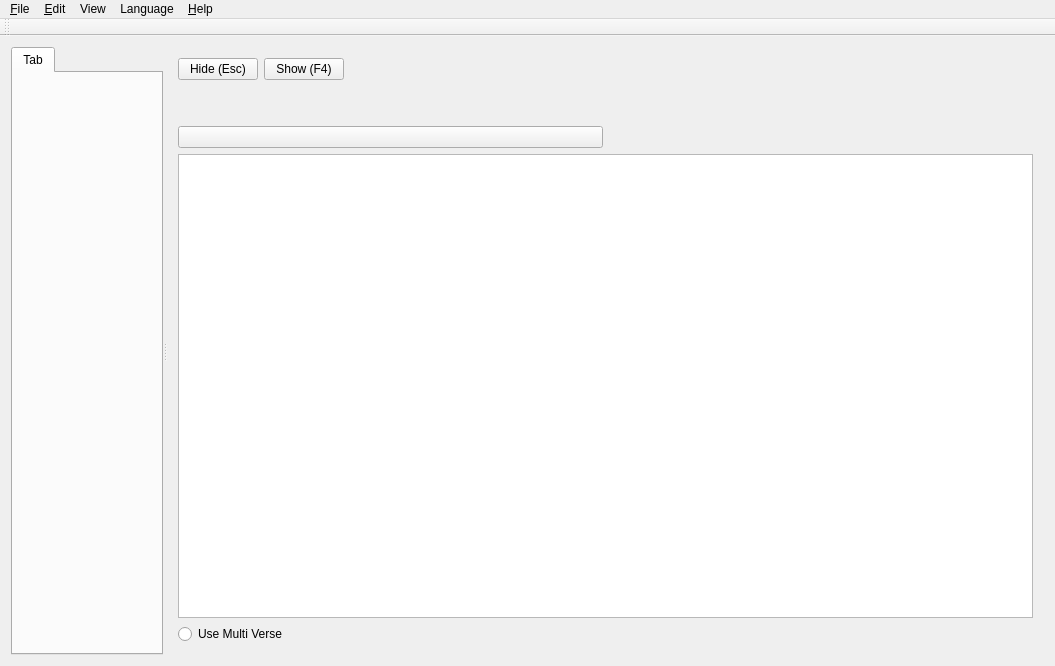
Qt form src/softprojector.ui (SoftProjector/src) before a commit.
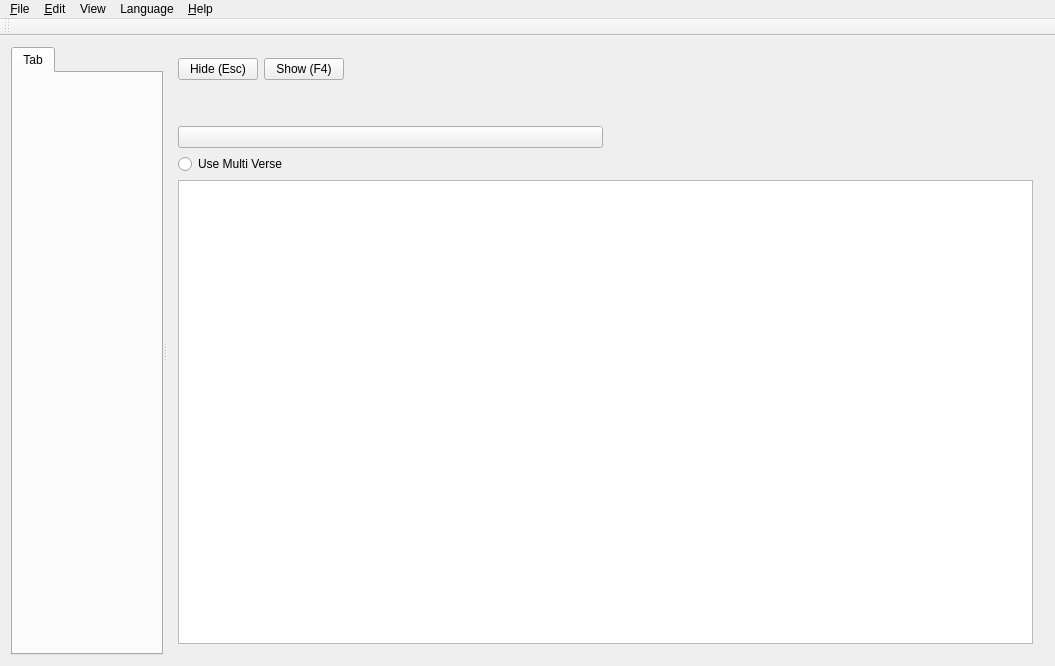
The same form after that commit. Icons and pictures are not drawn.

Diff of the .ui file:
```diff
--- a/src/softprojector.ui
+++ b/src/softprojector.ui
@@ -50,7 +50,7 @@
         <layout class="QGridLayout" name="gridLayout_2"/>
        </widget>
       </widget>
-      <widget class="QWidget" name="layoutWidget">
+      <widget class="QWidget" name="">
        <layout class="QVBoxLayout" name="verticalLayout_2">
         <item>
          <layout class="QHBoxLayout" name="horizontalLayout">
@@ -99,11 +99,25 @@
          </layout>
         </item>
         <item>
-         <widget class="QLabel" name="labelShow">
-          <property name="text">
-           <string/>
-          </property>
-         </widget>
+         <layout class="QHBoxLayout" name="horizontalLayout_2">
+          <item>
+           <widget class="QLabel" name="labelIcon">
+            <property name="sizePolicy">
+             <sizepolicy hsizetype="Fixed" vsizetype="Fixed">
+              <horstretch>0</horstretch>
+              <verstretch>0</verstretch>
+             </sizepolicy>
+            </property>
+           </widget>
+          </item>
+          <item>
+           <widget class="QLabel" name="labelShow">
+            <property name="text">
+             <string/>
+            </property>
+           </widget>
+          </item>
+         </layout>
         </item>
         <item>
          <widget class="QWidget" name="widgetPlayBackControls" native="true">
@@ -156,19 +170,6 @@
           </layout>
          </widget>
         </item>
-        <item>
-         <widget class="QListWidget" name="listShow">
-          <property name="sizePolicy">
-           <sizepolicy hsizetype="Expanding" vsizetype="MinimumExpanding">
-            <horstretch>0</horstretch>
-            <verstretch>0</verstretch>
-           </sizepolicy>
-          </property>
-          <property name="alternatingRowColors">
-           <bool>false</bool>
-          </property>
-         </widget>
-        </item>
         <item>
          <layout class="QHBoxLayout" name="horizontalLayout_3">
           <item>
@@ -193,6 +194,19 @@
           </item>
          </layout>
         </item>
+        <item>
+         <widget class="QListWidget" name="listShow">
+          <property name="sizePolicy">
+           <sizepolicy hsizetype="Expanding" vsizetype="MinimumExpanding">
+            <horstretch>0</horstretch>
+            <verstretch>0</verstretch>
+           </sizepolicy>
+          </property>
+          <property name="alternatingRowColors">
+           <bool>false</bool>
+          </property>
+         </widget>
+        </item>
        </layout>
       </widget>
      </widget>
```
Left out of the diff: 38 changed lines with no effect on the pictures.
